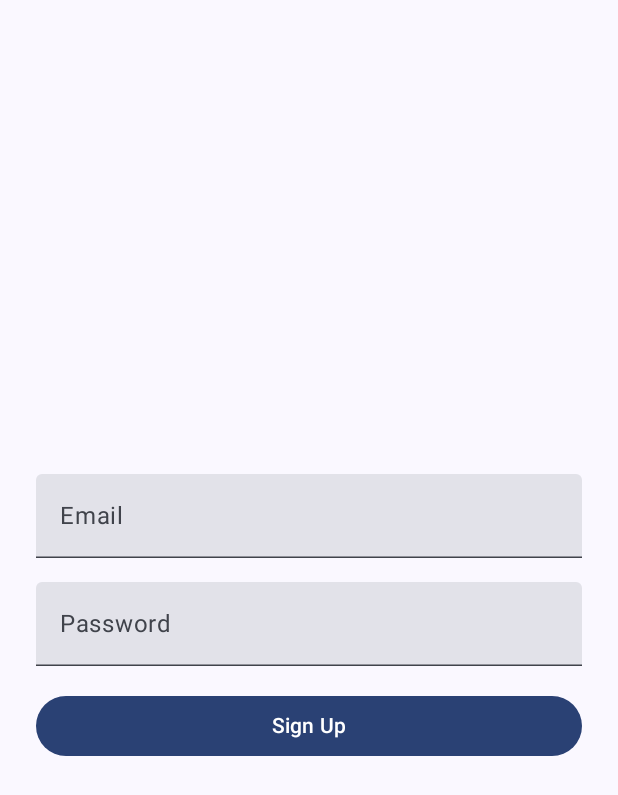
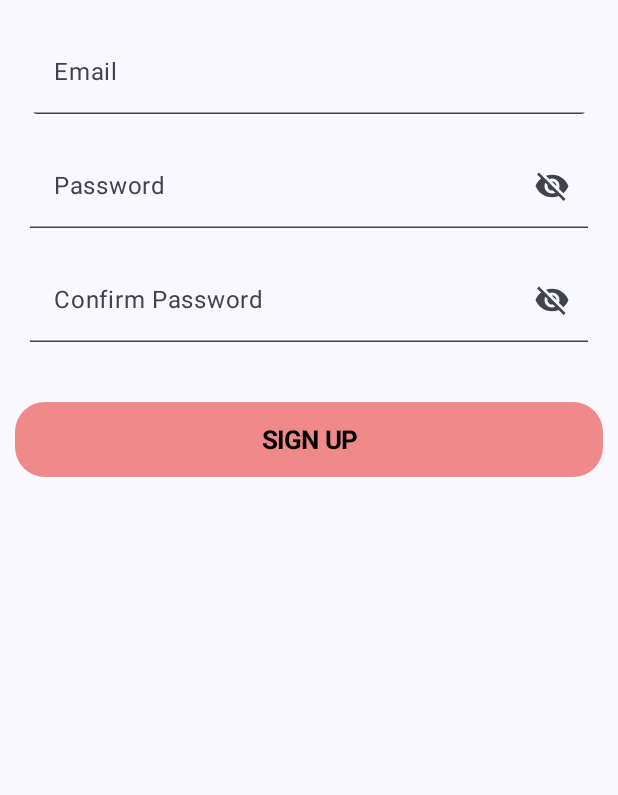
Before and after one commit to idaoskooei/Filmzy, an Android app built with Jetpack Compose: the SignUpScreen screen opened through its navigation route, on a phone screen of 412 x 824 dp. Shown: the top 795 px of the screen. Run offline under Robolectric (Android 15) with nearby library versions, the phone set to English and light mode, and no system bars.

```diff
--- a/app/src/main/java/com/myapp/myapplication/MainActivity.kt
+++ b/app/src/main/java/com/myapp/myapplication/MainActivity.kt
@@ -53,11 +53,16 @@ fun MyApp() {
         }
 
         composable("sign_in_screen") {
-            SignInScreen(navController = navController, viewModel = SignInViewModel())
+            SignInScreen(
+                navController = navController,
+                onSignInButtonClicked = { _, _ -> run {} }
+            )
         }
 
         composable("sign_up_screen") {
-            SignUpScreen(navController = navController, viewModel = SignUpViewModel())
+            SignUpScreen(
+                navController = navController,
+                onSignUpButtonClicked = { _, _, _ -> run {} })
         }
 
     }
--- /dev/null
+++ b/app/src/main/java/com/myapp/myapplication/composables/AuthButton.kt
@@ -0,0 +1,55 @@
+package com.myapp.myapplication.composables
+
+import androidx.compose.foundation.layout.fillMaxWidth
+import androidx.compose.foundation.layout.height
+import androidx.compose.foundation.shape.RoundedCornerShape
+import androidx.compose.material3.Button
+import androidx.compose.material3.ButtonColors
+import androidx.compose.material3.ButtonDefaults
+import androidx.compose.material3.CircularProgressIndicator
+import androidx.compose.material3.Text
+import androidx.compose.runtime.Composable
+import androidx.compose.ui.Modifier
+import androidx.compose.ui.graphics.Color
+import androidx.compose.ui.text.TextStyle
+import androidx.compose.ui.text.font.FontWeight
+import androidx.compose.ui.tooling.preview.Preview
+import androidx.compose.ui.unit.dp
+import androidx.compose.ui.unit.sp
+import com.myapp.myapplication.ui.theme.Peach
+
+@Composable
+@Preview
+fun AuthButtonPreview() {
+    AuthButton(text = "Button", onClick = { /*TODO*/ })
+}
+
+@Composable
+fun AuthButton(
+    text: String,
+    onClick: () -> Unit,
+    modifier: Modifier = Modifier,
+    isLoading: Boolean = false,
+    colors: ButtonColors = ButtonDefaults.buttonColors(
+        containerColor = Peach
+    )
+) {
+    Button(
+        shape = RoundedCornerShape(20.dp),
+        onClick = onClick,
+        modifier = modifier
+            .fillMaxWidth()
+            .height(50.dp),
+        colors = colors
+    ) {
+        if (isLoading) {
+            CircularProgressIndicator(color = Color.White)
+        } else {
+            Text(
+                text,
+                color = Color.Black,
+                style = TextStyle(fontWeight = FontWeight.Bold, fontSize = 17.sp)
+            )
+        }
+    }
+}
--- /dev/null
+++ b/app/src/main/java/com/myapp/myapplication/composables/EmailTextField.kt
@@ -0,0 +1,44 @@
+package com.myapp.myapplication.composables
+
+import androidx.compose.foundation.clickable
+import androidx.compose.foundation.layout.fillMaxWidth
+import androidx.compose.foundation.layout.padding
+import androidx.compose.foundation.shape.RoundedCornerShape
+import androidx.compose.foundation.text.KeyboardOptions
+import androidx.compose.material3.ExperimentalMaterial3Api
+import androidx.compose.material3.Text
+import androidx.compose.material3.TextField
+import androidx.compose.material3.TextFieldDefaults
+import androidx.compose.runtime.Composable
+import androidx.compose.ui.Modifier
+import androidx.compose.ui.graphics.Color
+import androidx.compose.ui.text.input.KeyboardType
+import androidx.compose.ui.unit.dp
+
+
+@OptIn(ExperimentalMaterial3Api::class)
+@Composable
+fun EmailTextField(
+    value: String,
+    onValueChange: (String) -> Unit,
+    label: String,
+    modifier: Modifier = Modifier,
+) {
+    TextField(
+        shape = RoundedCornerShape(5.dp),
+        value = value,
+        onValueChange = onValueChange,
+        label = { Text(label) },
+        singleLine = true,
+        modifier = modifier
+            .fillMaxWidth()
+            .clickable { }
+            .padding(10.dp),
+        colors = TextFieldDefaults.textFieldColors(
+            containerColor = Color.Transparent,
+            cursorColor = Color.Black,
+            focusedIndicatorColor = Color.Black,
+            focusedLabelColor = Color.Gray,
+        ),
+        keyboardOptions = KeyboardOptions(keyboardType = KeyboardType.Email))
+}
--- /dev/null
+++ b/app/src/main/java/com/myapp/myapplication/composables/PasswordTextField.kt
@@ -0,0 +1,67 @@
+package com.myapp.myapplication.composables
+
+import androidx.compose.foundation.clickable
+import androidx.compose.foundation.layout.fillMaxWidth
+import androidx.compose.foundation.layout.padding
+import androidx.compose.foundation.text.KeyboardOptions
+import androidx.compose.material.icons.Icons
+import androidx.compose.material.icons.filled.Visibility
+import androidx.compose.material.icons.filled.VisibilityOff
+import androidx.compose.material3.ExperimentalMaterial3Api
+import androidx.compose.material3.Icon
+import androidx.compose.material3.IconButton
+import androidx.compose.material3.Text
+import androidx.compose.material3.TextField
+import androidx.compose.material3.TextFieldDefaults
+import androidx.compose.runtime.Composable
+import androidx.compose.runtime.getValue
+import androidx.compose.runtime.mutableStateOf
+import androidx.compose.runtime.remember
+import androidx.compose.runtime.setValue
+import androidx.compose.ui.Modifier
+import androidx.compose.ui.graphics.Color
+import androidx.compose.ui.text.input.KeyboardType
+import androidx.compose.ui.text.input.PasswordVisualTransformation
+import androidx.compose.ui.text.input.VisualTransformation
+import androidx.compose.ui.unit.dp
+
+@OptIn(ExperimentalMaterial3Api::class)
+@Composable
+fun PasswordTextField(
+    value: String,
+    onValueChange: (String) -> Unit,
+    label: String,
+
+    ) {
+    var passwordVisible by remember { mutableStateOf(false) }
+
+    TextField(modifier = Modifier
+        .fillMaxWidth()
+        .clickable { }
+        .padding(10.dp),
+        value = value,
+        onValueChange = { newValue ->
+            onValueChange(newValue)
+        },
+        label = { Text(label) },
+        singleLine = true,
+        trailingIcon = {
+            val image = if (passwordVisible) Icons.Filled.Visibility
+            else Icons.Filled.VisibilityOff
+
+            val description = if (passwordVisible) "Hide password" else "Show password"
+
+            IconButton(onClick = { passwordVisible = !passwordVisible }) {
+                Icon(imageVector = image, contentDescription = description)
+            }
+        },
+        visualTransformation = if (passwordVisible) VisualTransformation.None else PasswordVisualTransformation(),
+        keyboardOptions = KeyboardOptions(keyboardType = KeyboardType.Password),
+        colors = TextFieldDefaults.textFieldColors(
+            containerColor = Color.Transparent,
+            cursorColor = Color.Black,
+            focusedIndicatorColor = Color.Black,
+            focusedLabelColor = Color.Gray,
+        )
+    )
+}
--- a/app/src/main/java/com/myapp/myapplication/signin/SignInViewModel.kt
+++ b/app/src/main/java/com/myapp/myapplication/signin/SignInViewModel.kt
@@ -5,7 +5,7 @@ import androidx.lifecycle.ViewModel
 class SignInViewModel : ViewModel() {
     // Add properties for data and state if needed
 
-    fun signIn(email: String, password: String): Boolean {
+    fun onSignInButtonClicked(email: String, password: String): Boolean {
         // Implement your sign-in logic here
         // Return true if sign-in is successful, false otherwise
         return !email.isBlank() && !password.isBlank()
--- a/app/src/main/java/com/myapp/myapplication/signup/SignUpScreen.kt
+++ b/app/src/main/java/com/myapp/myapplication/signup/SignUpScreen.kt
@@ -1,94 +1,60 @@
 package com.myapp.myapplication.signup
 
-import androidx.compose.foundation.layout.Arrangement
 import androidx.compose.foundation.layout.Column
 import androidx.compose.foundation.layout.fillMaxSize
-import androidx.compose.foundation.layout.fillMaxWidth
 import androidx.compose.foundation.layout.padding
-import androidx.compose.foundation.text.KeyboardActions
-import androidx.compose.foundation.text.KeyboardOptions
-import androidx.compose.material3.Button
-import androidx.compose.material3.ExperimentalMaterial3Api
-import androidx.compose.material3.Text
-import androidx.compose.material3.TextField
+import androidx.compose.foundation.rememberScrollState
+import androidx.compose.foundation.verticalScroll
 import androidx.compose.runtime.Composable
 import androidx.compose.runtime.getValue
 import androidx.compose.runtime.mutableStateOf
-import androidx.compose.runtime.remember
+import androidx.compose.runtime.saveable.rememberSaveable
 import androidx.compose.runtime.setValue
 import androidx.compose.ui.Alignment
 import androidx.compose.ui.Modifier
-import androidx.compose.ui.text.input.ImeAction
-import androidx.compose.ui.text.input.KeyboardType
 import androidx.compose.ui.unit.dp
 import androidx.navigation.NavController
-import com.myapp.myapplication.signin.validateSignIn
+import com.myapp.myapplication.composables.AuthButton
+import com.myapp.myapplication.composables.EmailTextField
+import com.myapp.myapplication.composables.PasswordTextField
 
-@OptIn(ExperimentalMaterial3Api::class)
 @Composable
-fun SignUpScreen(navController: NavController, viewModel: SignUpViewModel) {
-    var email by remember { mutableStateOf("") }
-    var password by remember { mutableStateOf("") }
-
+fun SignUpScreen(
+    navController: NavController,
+    onSignUpButtonClicked: (email: String, password: String, confirmPassword: String) -> Unit
+) {
+    var email by rememberSaveable { mutableStateOf("") }
+    var password by rememberSaveable { mutableStateOf("") }
+    var confirmPassword by rememberSaveable { mutableStateOf("") }
     Column(
         modifier = Modifier
             .fillMaxSize()
-            .padding(16.dp),
-        verticalArrangement = Arrangement.Center,
+            .verticalScroll(rememberScrollState())
+            .padding(10.dp),
         horizontalAlignment = Alignment.CenterHorizontally
     ) {
-        TextField(
+        EmailTextField(
             value = email,
             onValueChange = { email = it },
-            keyboardOptions = KeyboardOptions(
-                imeAction = ImeAction.Next
-            ),
-            keyboardActions = KeyboardActions(
-                onNext = { /* Focus on the next input field (e.g., password) */ }
-            ),
-            placeholder = { Text("Email") },
-            modifier = Modifier
-                .fillMaxWidth()
-                .padding(8.dp)
+            label = "Email"
         )
-        TextField(
+
+        PasswordTextField(
             value = password,
             onValueChange = { password = it },
-            keyboardOptions = KeyboardOptions(
-                imeAction = ImeAction.Done,
-                keyboardType = KeyboardType.Password
-            ),
-            keyboardActions = KeyboardActions(
-                onDone = {
-                    // Perform sign-in action
-                    // For example, you can add validation and authentication logic here
-                    if (validateSignIn(email, password)) {
-                        // If sign-in is successful, navigate to the next screen
-                        navController.navigate("home_screen")
-                    } else {
-                        // Handle sign-in failure (show error message, etc.)
-                    }
-                }
-            ),
-            placeholder = { Text("Password") },
-            modifier = Modifier
-                .fillMaxWidth()
-                .padding(8.dp)
+            label = "Password"
         )
-        Button(
-            onClick = {
-                val isSignUpSuccessful = viewModel.signUp(email, password)
-                if (isSignUpSuccessful) {
-                    navController.navigate("home_screen")
-                } else {
-                    // Handle sign-up failure (show error message, etc.)
-                }
-            },
-            modifier = Modifier
-                .fillMaxWidth()
-                .padding(8.dp)
-        ) {
-            Text("Sign Up")
-        }
+
+        PasswordTextField(
+            value = confirmPassword,
+            onValueChange = { confirmPassword = it },
+            label = "Confirm Password"
+        )
+
+        AuthButton(
+            modifier = Modifier.padding(top = 30.dp, bottom = 30.dp),
+            text = "SIGN UP",
+            onClick = { onSignUpButtonClicked(email, password, confirmPassword) }
+        )
     }
 }
--- a/app/src/main/java/com/myapp/myapplication/signup/SignUpViewModel.kt
+++ b/app/src/main/java/com/myapp/myapplication/signup/SignUpViewModel.kt
@@ -5,7 +5,7 @@ import androidx.lifecycle.ViewModel
 class SignUpViewModel : ViewModel() {
     // Add properties for data and state if needed
 
-    fun signUp(email: String, password: String): Boolean {
+    fun onSignUpButtonClicked(email: String, password: String, confirmPassword: String): Boolean {
         // Implement your sign-up logic here
         // Return true if sign-up is successful, false otherwise
         return !email.isBlank() && !password.isBlank()
--- a/app/src/main/java/com/myapp/myapplication/ui/theme/Color.kt
+++ b/app/src/main/java/com/myapp/myapplication/ui/theme/Color.kt
@@ -9,3 +9,4 @@ val Pink80 = Color(0xFFEFB8C8)
 val Purple40 = Color(0xFF6650a4)
 val PurpleGrey40 = Color(0xFF625b71)
 val Pink40 = Color(0xFF7D5260)
+val Peach = Color(0xFFF08989)
```
Also changed, not shown: app/build.gradle.kts (+18 -0 lines), app/src/main/java/com/myapp/myapplication/Model/AuthRepository.kt (added, +58 -0 lines), app/src/main/java/com/myapp/myapplication/Model/ResponseState.kt (added, +8 -0 lines), app/src/main/java/com/myapp/myapplication/Model/User.kt (added, +11 -0 lines), app/src/main/java/com/myapp/myapplication/composables/CustomTextField.kt (added, +58 -0 lines), app/src/main/java/com/myapp/myapplication/signin/SignInScreen.kt (+42 -65 lines), app/src/main/res/drawable/logo.png (added), app/src/main/res/drawable/movie.png (added), app/src/main/res/drawable/movie__1_.png (added), app/src/main/res/drawable/movie__2_.png (added), app/src/main/res/drawable/welcomeback.png (added).
